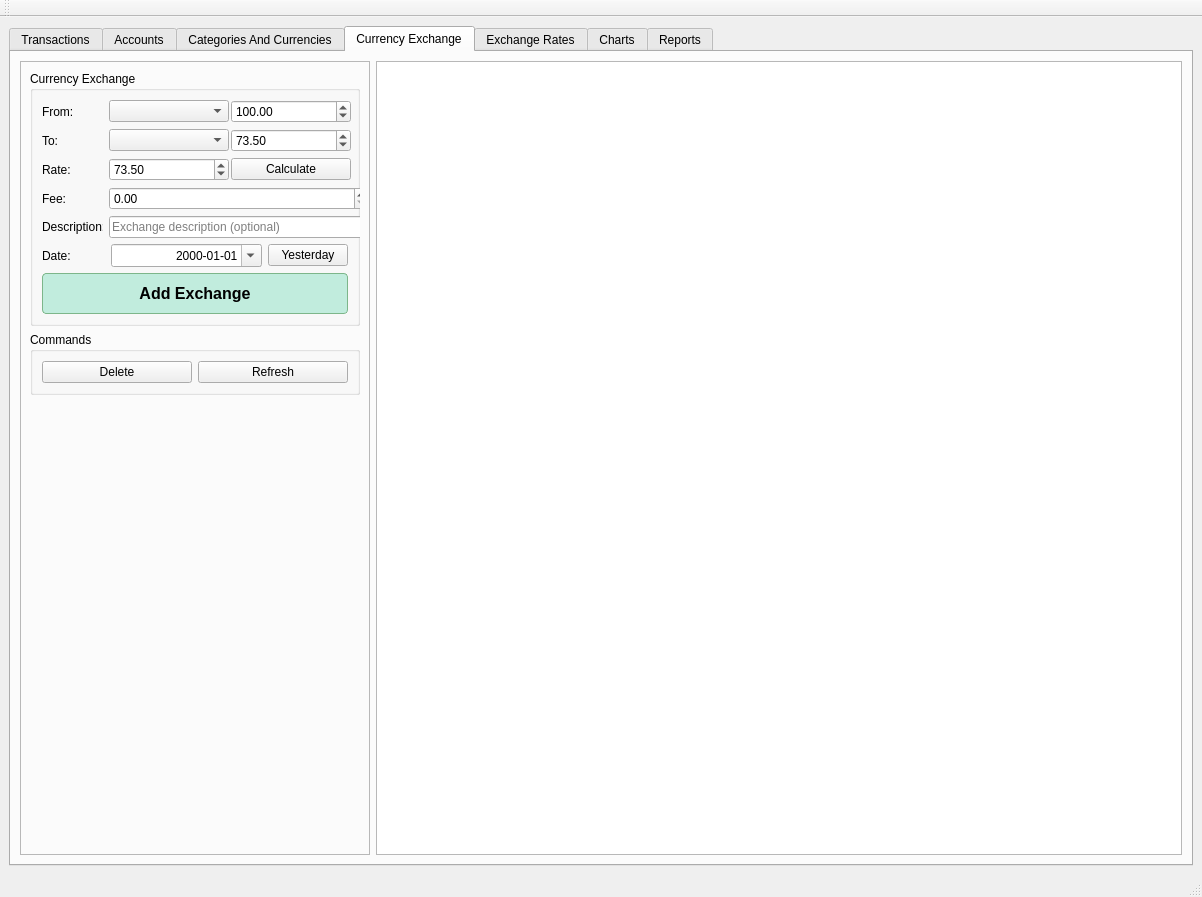
Above: src/harrix_swiss_knife/apps/finance/window.ui from Harrix/harrix-swiss-knife before the change. Below: the same form after it.
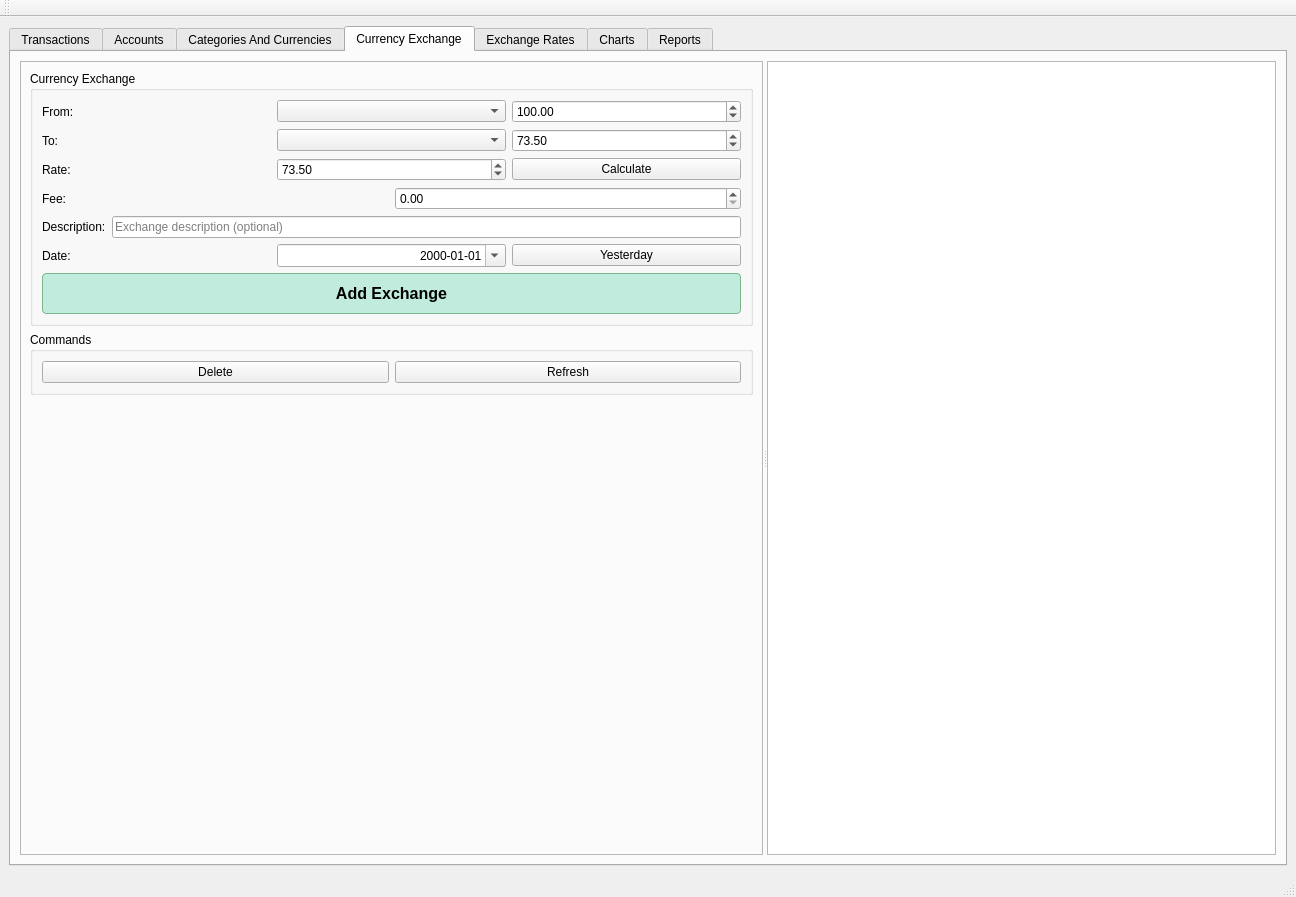
That is the form after the change. The open tabs and pages were chosen to show the change.

Patch:
```diff
--- a/src/harrix_swiss_knife/apps/finance/window.ui
+++ b/src/harrix_swiss_knife/apps/finance/window.ui
@@ -6,7 +6,7 @@
    <rect>
     <x>0</x>
     <y>0</y>
-    <width>1202</width>
+    <width>1296</width>
     <height>897</height>
    </rect>
   </property>
@@ -1332,6 +1332,10 @@
        </attribute>
        <layout class="QHBoxLayout" name="horizontalLayout_10">
         <item>
+         <widget class="QSplitter" name="splitter_4">
+          <property name="orientation">
+           <enum>Qt::Horizontal</enum>
+          </property>
          <widget class="QFrame" name="frame_exchange">
           <property name="minimumSize">
            <size>
@@ -1341,7 +1345,7 @@
           </property>
           <property name="maximumSize">
            <size>
-            <width>350</width>
+             <width>16777215</width>
             <height>16777215</height>
            </size>
           </property>
@@ -1680,9 +1684,8 @@
            </item>
           </layout>
          </widget>
-        </item>
-        <item>
          <widget class="QTableView" name="tableView_exchange"/>
+         </widget>
         </item>
        </layout>
       </widget>
```
Left out of the diff: 10 changed lines with no effect on the pictures. Lines whose indentation alone changed are shown as unchanged.
